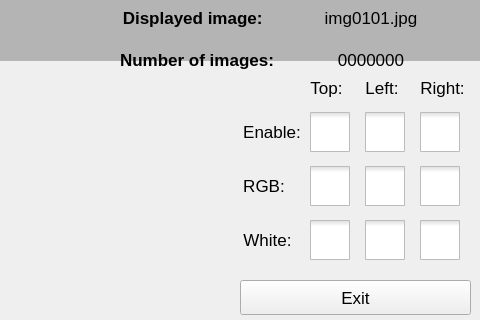
mblui/RaspberryFiles, file form.ui: the form before one commit; both pictures show x 800 to 1280 and y 0 to 320 of the 1280 by 720 pixel window.
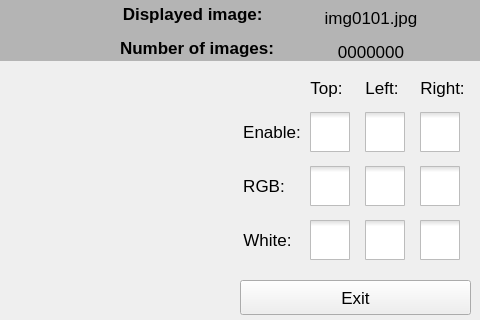
The form after the commit. Icons and pictures are not drawn.

What changed in the file:
```diff
--- a/form.ui
+++ b/form.ui
@@ -737,7 +737,7 @@
      <x>920</x>
      <y>0</y>
      <width>301</width>
-     <height>80</height>
+     <height>61</height>
     </rect>
    </property>
    <layout class="QGridLayout" name="gridLayout_3">
```
